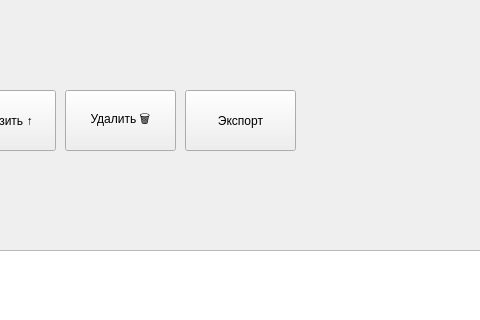
Old version of the form qt/event.ui in the repository andrei-229/valanter_app; both pictures show x 445 to 925 and y 0 to 320 of the 1293 by 813 pixel window.
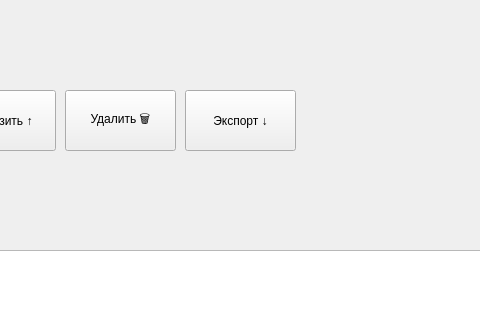
New version of the form.

Patch:
```diff
--- a/qt/event.ui
+++ b/qt/event.ui
@@ -109,7 +109,7 @@
      </rect>
     </property>
     <property name="text">
-     <string>Экспорт</string>
+     <string>Экспорт ↓</string>
     </property>
     <property name="autoDefault">
      <bool>false</bool>
```
